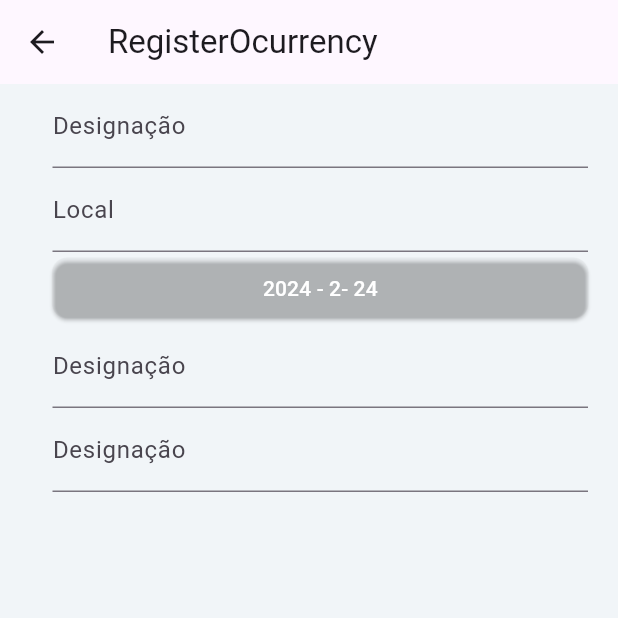
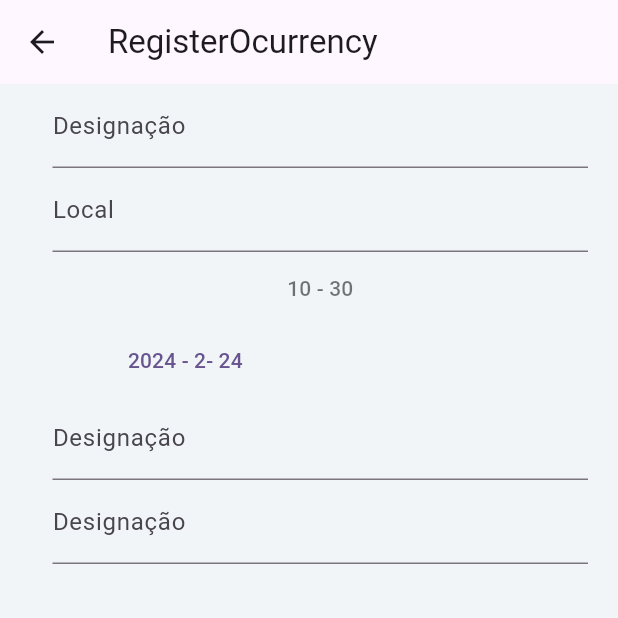
Before and after one commit to JoaoPaulo29/cidadao_activo, a Flutter app: the RegisterOcurrencyPage screen opened directly, on a phone screen of 412 x 824 dp, the top half of it. Run offline on Flutter 3.47's test engine with Material 3 defaults, Android fonts, the phone set to English and light mode, and no system bars; our stand-ins replace cloud_firestore, firebase_auth, firebase_core; accounts and stored records are empty; generated files the repository leaves out were written again.

```diff
--- a/lib/pages/ocorrency/register_ocorrency.dart
+++ b/lib/pages/ocorrency/register_ocorrency.dart
@@ -9,6 +9,7 @@ class RegisterOcurrencyPage extends StatefulWidget {
 
 class _RegisterOcurrencyPageState extends State<RegisterOcurrencyPage> {
   DateTime getDate = DateTime.now();
+  TimeOfDay getTime = TimeOfDay.now();
   @override
   Widget build(BuildContext context) {
     return Scaffold(
@@ -55,9 +56,45 @@ class _RegisterOcurrencyPageState extends State<RegisterOcurrencyPage> {
                 width: MediaQuery.of(context).size.width * 0.9,
                 child: ElevatedButton(
                   style: ElevatedButton.styleFrom(
-                    foregroundColor: Colors.white,
+                    elevation: 0,
                     backgroundColor:
                         Colors.transparent, // Cor do texto do botão
+                    shape: RoundedRectangleBorder(
+                      borderRadius:
+                          BorderRadius.circular(10), // Borda arredondada
+                    ),
+                  ),
+                  onPressed: () async {
+                    final TimeOfDay? time = await showTimePicker(
+                        context: context, initialTime: TimeOfDay.now());
+                    if (time != null) {
+                      setState(() {
+                        getTime = time;
+                      });
+                    }
+                  },
+                  child: Text(
+                    '${getTime.hour} - ${getTime.minute}',
+                    textAlign: TextAlign.start,
+                    style: const TextStyle(
+                      color: Colors.black54,
+                    ),
+                  ),
+                ),
+              )),
+          Padding(
+              padding: const EdgeInsets.only(
+                right: 20,
+                left: 35,
+              ),
+              child: Container(
+                margin: const EdgeInsets.only(right: 180),
+                width: MediaQuery.of(context).size.width * 0.9,
+                child: ElevatedButton(
+                  style: ElevatedButton.styleFrom(
+                    backgroundColor:
+                        Colors.transparent, // Cor do texto do botão
+                    elevation: 0,
                     shape: RoundedRectangleBorder(
                       borderRadius:
                           BorderRadius.circular(10), // Borda arredondada
```
